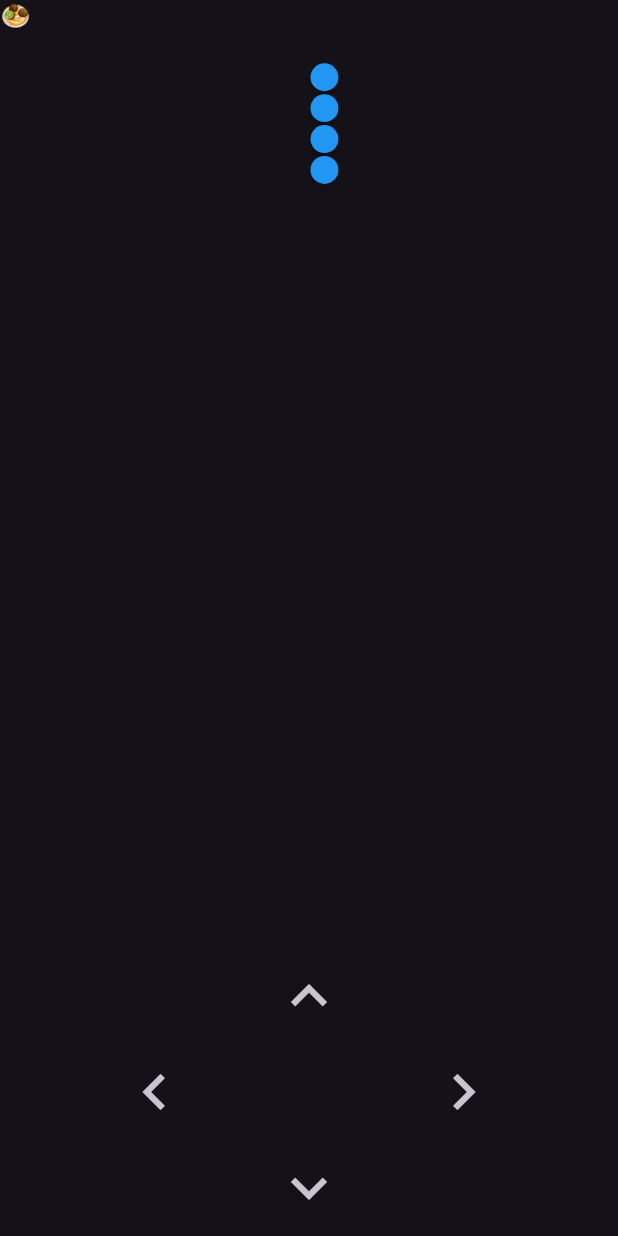
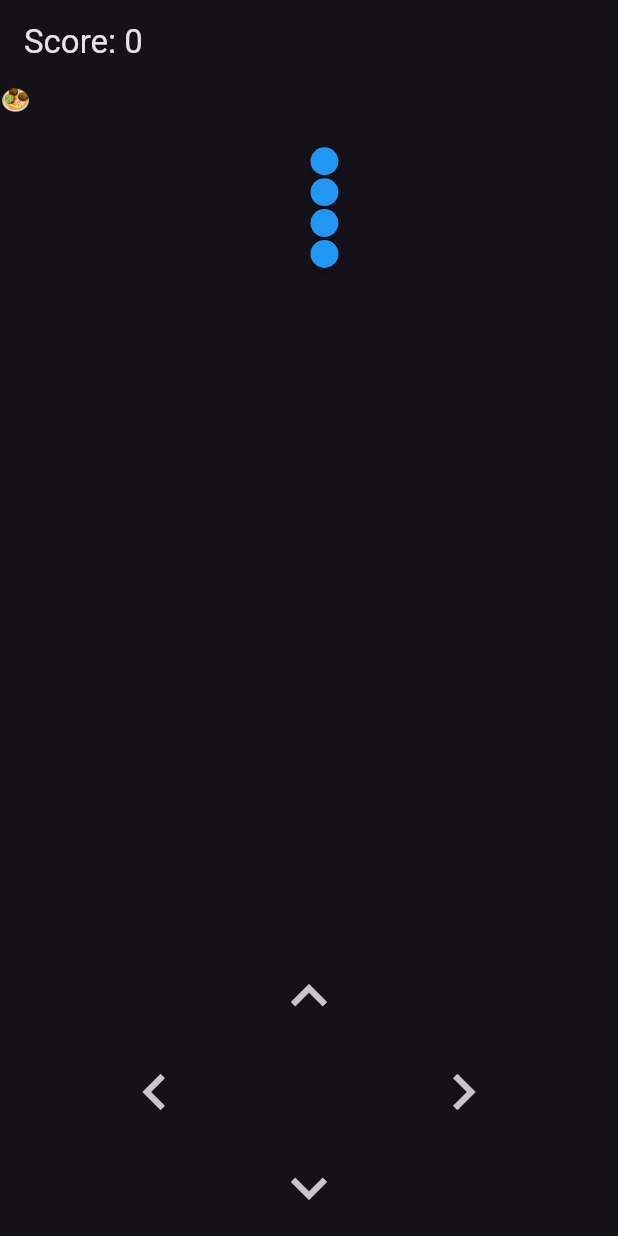
Before and after one commit to rodonisi/snake, a Flutter app: the screen it shows after launch, after a tap on the "keyboard arrow up" icon, on a phone screen of 412 x 824 dp. Run offline on Flutter 3.47's test engine with Material 2 defaults, Android fonts, the phone set to English and light mode, and no system bars; our stand-ins replace logger.

Commit message:
Add score

```diff
--- a/lib/controller/game_view_model.dart
+++ b/lib/controller/game_view_model.dart
@@ -12,6 +12,7 @@ class GameNotifier extends ChangeNotifier {
   int get gridSize => _model.gridSize;
   Point<int> get food => _model.food;
   FixedQueue<Point<int>> get snake => _model.snake;
+  int get score => _model.snake.queueSize - GameModel.initialSize;
 
   set direction(Direction direction) {
     _model.currentDirection = direction;
--- a/lib/main.dart
+++ b/lib/main.dart
@@ -6,6 +6,7 @@
 import 'package:snake/model/game_model.dart';
 import 'package:snake/widget/controls.dart';
 import 'package:snake/widget/game_board.dart';
+import 'package:snake/widget/score.dart';
 
 void main() {
   final game = GameNotifier();
@@ -55,6 +56,9 @@
   Widget build(BuildContext context) {
     var notifier = context.read<GameNotifier>();
     return Scaffold(
+      appBar: AppBar(
+        title: const Score(),
+      ),
       body: Focus(
         onKey: (node, event) {
           if (event.repeat || event is! RawKeyDownEvent) {
--- a/lib/model/game_model.dart
+++ b/lib/model/game_model.dart
@@ -4,8 +4,9 @@ import 'package:snake/helpers/global_logger.dart';
 import 'package:snake/utility/fixed_queue.dart';
 
 class GameModel {
+  static const initialSize = 4;
   final gridSize = 20;
-  final snake = FixedQueue<Point<int>>(4);
+  final snake = FixedQueue<Point<int>>(initialSize);
   Point<int> food = const Point(0, 0);
   int speed = 1000 ~/ 6;
   GameState state = GameState.none;
--- a/lib/utility/fixed_queue.dart
+++ b/lib/utility/fixed_queue.dart
@@ -2,7 +2,7 @@ import 'dart:collection';
 
 class FixedQueue<T> extends Iterable<T> {
   final _queue = Queue<T>();
-  int queueSize = 1;
+  int queueSize;
 
   FixedQueue(this.queueSize);
 
--- a/lib/widget/game_board.dart
+++ b/lib/widget/game_board.dart
@@ -16,6 +16,7 @@ class GameBoard extends StatelessWidget {
       gridDelegate: SliverGridDelegateWithFixedCrossAxisCount(
         crossAxisCount: notifier.gridSize,
       ),
+      physics: const NeverScrollableScrollPhysics(),
       itemCount: notifier.gridSize * notifier.gridSize,
       itemBuilder: (BuildContext context, int index) {
         final y = index ~/ notifier.gridSize;
--- /dev/null
+++ b/lib/widget/score.dart
@@ -0,0 +1,15 @@
+import 'package:flutter/material.dart';
+import 'package:provider/provider.dart';
+import 'package:snake/controller/game_view_model.dart';
+
+class Score extends StatelessWidget {
+  const Score({Key? key}) : super(key: key);
+
+  @override
+  Widget build(BuildContext context) {
+    var score = context.select<GameNotifier, int>(
+      (value) => value.score,
+    );
+    return Text("Score: $score");
+  }
+}
```
